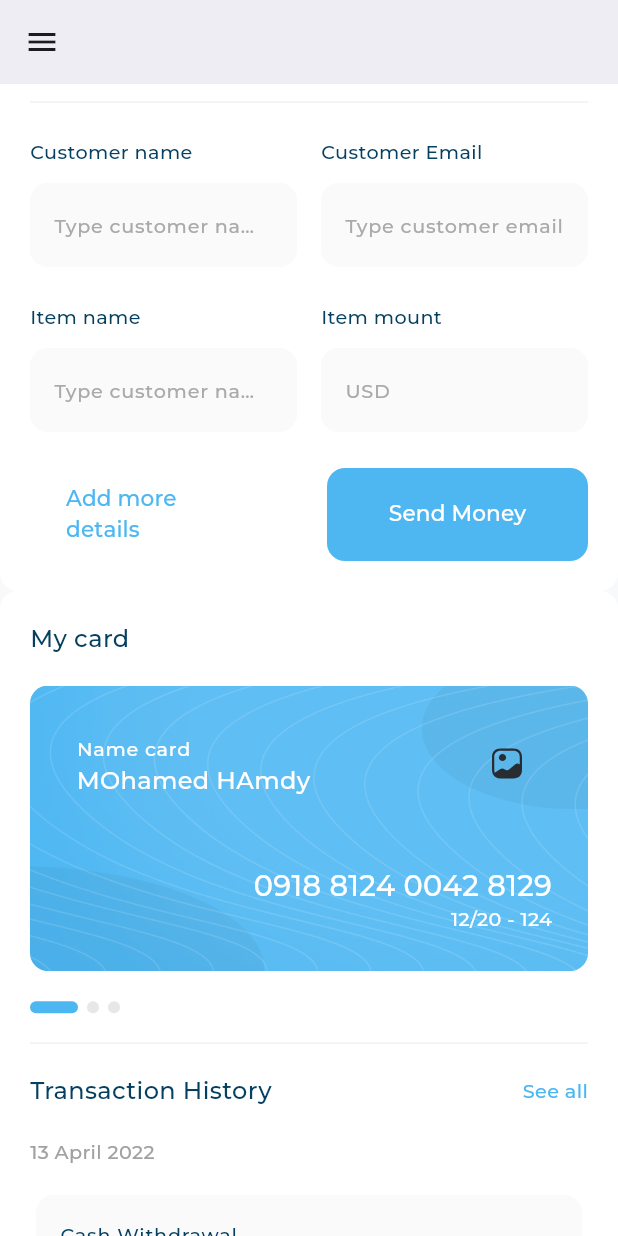
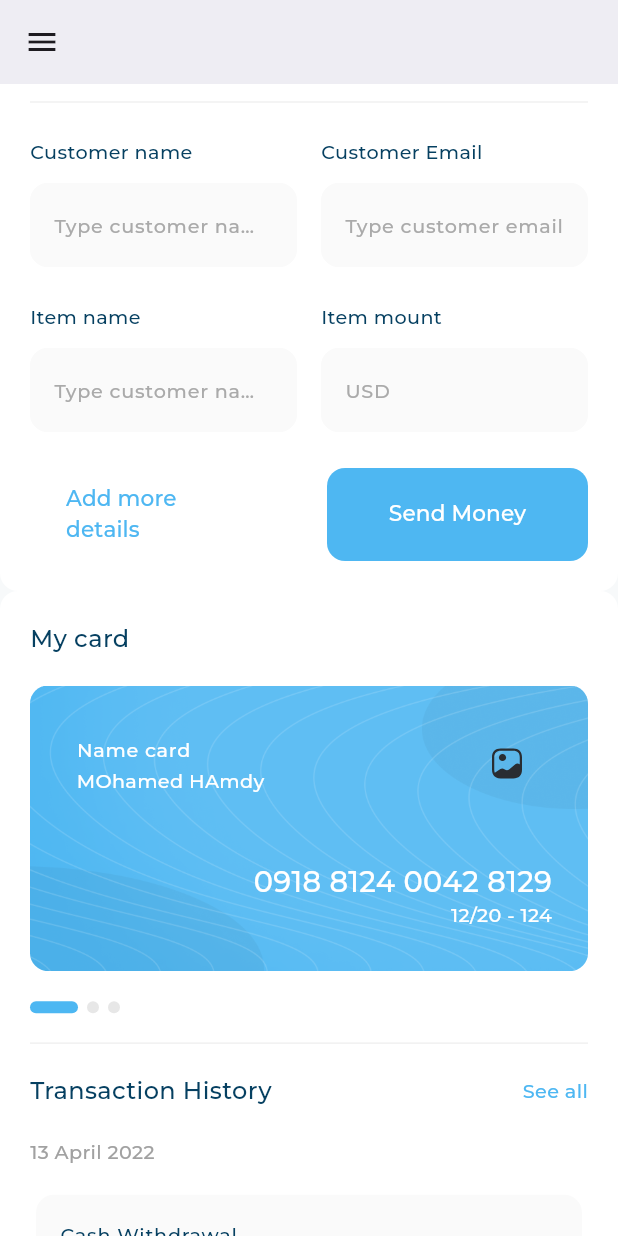
Before and after one commit to moohamed154/responsive_dashboard, a Flutter app: the screen it shows after launch, scrolled down 576 dp, on a phone screen of 412 x 824 dp. Run offline on Flutter 3.47's test engine with Material 3 defaults, Android fonts, the phone set to English and light mode, and no system bars; drawn by our look-alikes of expandable_page_view; our stand-ins replace fl_chart, flutter_svg; project files that could hold a hidden picture were left out.

Commit message:
fix my card issue and desktop layout done

```diff
--- a/lib/widgets/my_card.dart
+++ b/lib/widgets/my_card.dart
@@ -35,7 +35,7 @@ class MyCard extends StatelessWidget {
               ),
               subtitle: Text(
                 "MOhamed HAmdy",
-                style: AppStyles.styleMedium20(context).copyWith(
+                style: AppStyles.styleMedium16(context).copyWith(
                   color: Colors.white,
                 ),
               ),
@@ -67,8 +67,10 @@ class MyCard extends StatelessWidget {
                 ],
               ),
             ),
-            const SizedBox(
-              height: 54 - 28,
+            const Flexible(
+              child: SizedBox(
+                height: 54 - 28,
+              ),
             ),
           ],
         ),
```
